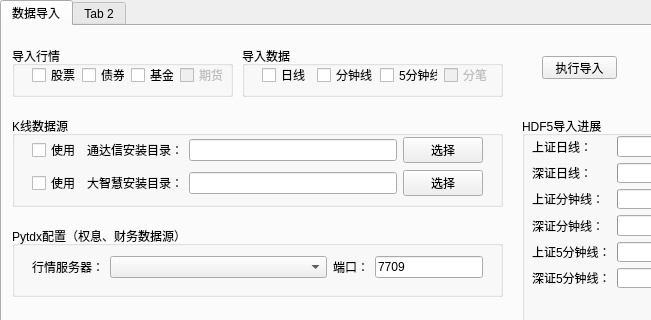
First picture: the form in hikyuu_python/tools/maintain/MainWindow.ui, repository fasiondog/hikyuu, before the edit; both pictures show x 0 to 651 and y 0 to 320 of the 1028 by 598 pixel window.
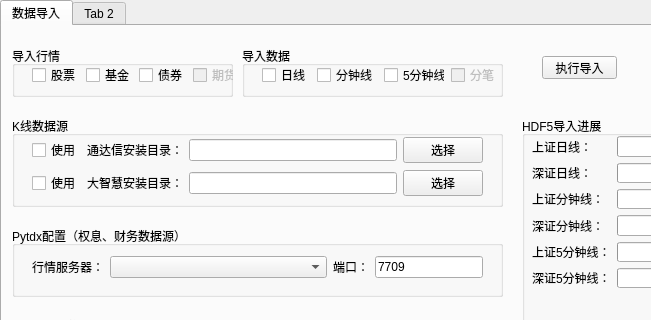
Second picture: the form after the edit.

The edit to the form file:
```diff
--- a/hikyuu_python/tools/maintain/MainWindow.ui
+++ b/hikyuu_python/tools/maintain/MainWindow.ui
@@ -457,12 +457,12 @@
       <property name="title">
        <string>导入数据</string>
       </property>
-      <widget class="QWidget" name="">
+      <widget class="QWidget" name="layoutWidget">
        <property name="geometry">
         <rect>
          <x>20</x>
          <y>20</y>
-         <width>231</width>
+         <width>238</width>
          <height>18</height>
         </rect>
        </property>
@@ -513,12 +513,12 @@
       <property name="title">
        <string>导入行情</string>
       </property>
-      <widget class="QWidget" name="">
+      <widget class="QWidget" name="layoutWidget">
        <property name="geometry">
         <rect>
          <x>20</x>
          <y>20</y>
-         <width>191</width>
+         <width>208</width>
          <height>18</height>
         </rect>
        </property>
@@ -530,13 +530,6 @@
           </property>
          </widget>
         </item>
-        <item>
-         <widget class="QCheckBox" name="import_bond_checkBox">
-          <property name="text">
-           <string>债券</string>
-          </property>
-         </widget>
-        </item>
         <item>
          <widget class="QCheckBox" name="import_fund_checkBox">
           <property name="text">
@@ -544,6 +537,13 @@
           </property>
          </widget>
         </item>
+        <item>
+         <widget class="QCheckBox" name="import_bond_checkBox">
+          <property name="text">
+           <string>债券</string>
+          </property>
+         </widget>
+        </item>
         <item>
          <widget class="QCheckBox" name="import_future_checkBox">
           <property name="enabled">
```
